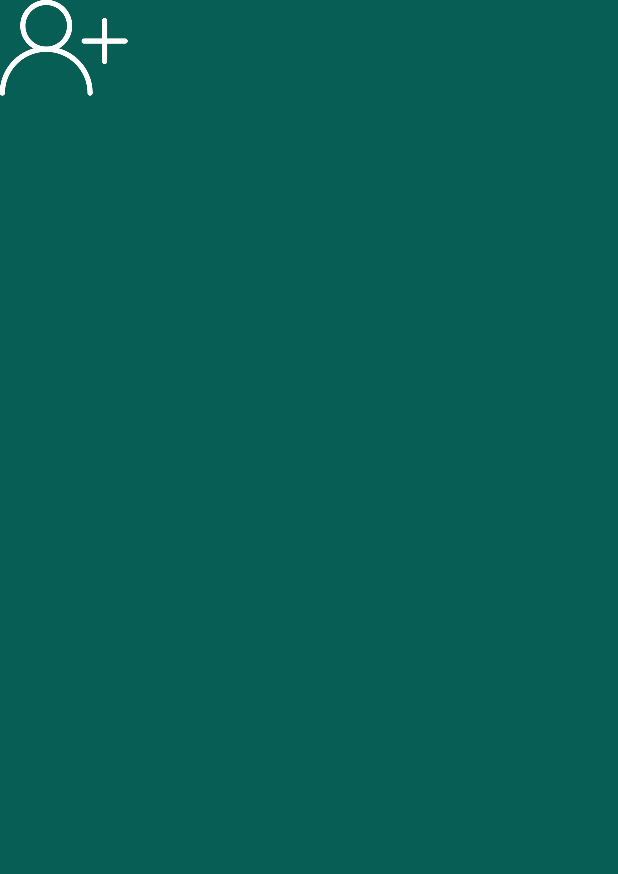
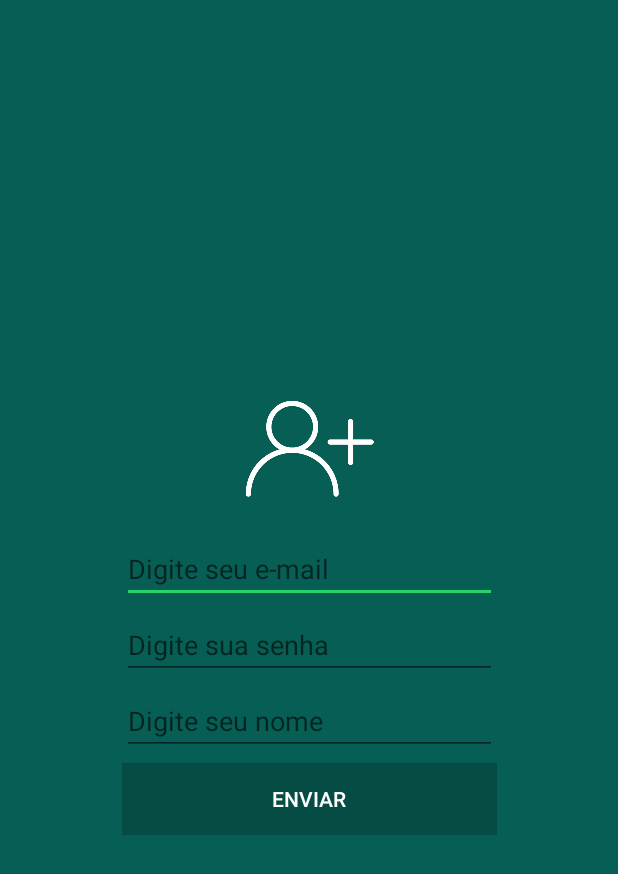
Before and after one commit to clsilv89/BeTheHero, an Android app: the CreateAccountActivity screen opened directly, with no data from a screen before it, on a phone screen of 412 x 824 dp. Before the commit the part shown is almost empty. Shown: the top 874 px of the screen. Run offline under Robolectric (Android 15) with nearby library versions, the phone set to English and light mode, and no system bars.

Commit message:
link da criação de cadastro no login

```diff
--- a/app/src/main/java/com/caiosilva/myapplication/LoginActivity.kt
+++ b/app/src/main/java/com/caiosilva/myapplication/LoginActivity.kt
@@ -1,12 +1,20 @@
 package com.caiosilva.myapplication
 
+import android.content.Intent
 import androidx.appcompat.app.AppCompatActivity
 import android.os.Bundle
+import android.widget.TextView
 
 class LoginActivity : AppCompatActivity() {
 
     override fun onCreate(savedInstanceState: Bundle?) {
         super.onCreate(savedInstanceState)
         setContentView(R.layout.activity_login)
+
+        val createAccount: TextView = findViewById(R.id.login_create_account_tv)
+
+        createAccount.setOnClickListener {
+            startActivity(Intent(this, CreateAccountActivity::class.java))
+        }
     }
 }
--- a/app/src/main/res/layout/activity_create_account.xml
+++ b/app/src/main/res/layout/activity_create_account.xml
@@ -7,8 +7,68 @@
     tools:context=".CreateAccountActivity"
     android:background="@color/colorPrimary">
 
-    <ImageView
+    <androidx.constraintlayout.widget.ConstraintLayout
+        app:layout_constraintLeft_toLeftOf="parent"
+        app:layout_constraintRight_toRightOf="parent"
+        app:layout_constraintTop_toTopOf="parent"
+        app:layout_constraintBottom_toBottomOf="parent"
         android:layout_width="wrap_content"
-        android:layout_height="wrap_content"
-        android:src="@mipmap/usuario"/>
+        android:layout_height="wrap_content">
+
+        <ImageView
+            android:id="@+id/create_account_icon_iv"
+            app:layout_constraintLeft_toLeftOf="parent"
+            app:layout_constraintRight_toRightOf="parent"
+            app:layout_constraintTop_toTopOf="parent"
+            android:layout_width="wrap_content"
+            android:layout_height="wrap_content"
+            android:src="@mipmap/usuario"/>
+
+        <EditText
+            android:id="@+id/create_account_email_et"
+            app:layout_constraintLeft_toLeftOf="@id/create_account_icon_iv"
+            app:layout_constraintRight_toRightOf="@id/create_account_icon_iv"
+            app:layout_constraintTop_toBottomOf="@id/create_account_icon_iv"
+            android:layout_marginTop="25dp"
+            android:inputType="textEmailAddress"
+            android:hint="@string/type_user"
+            android:layout_width="250dp"
+            android:layout_height="wrap_content"/>
+
+        <EditText
+            android:id="@+id/create_account_password_et"
+            app:layout_constraintLeft_toLeftOf="@id/create_account_icon_iv"
+            app:layout_constraintRight_toRightOf="@id/create_account_icon_iv"
+            app:layout_constraintTop_toBottomOf="@id/create_account_email_et"
+            android:layout_marginTop="5dp"
+            android:inputType="textPassword"
+            android:hint="@string/type_password"
+            android:layout_width="250dp"
+            android:layout_height="wrap_content"/>
+
+        <EditText
+            android:id="@+id/create_account_username_et"
+            android:layout_width="250dp"
+            android:layout_height="wrap_content"
+            android:layout_marginTop="5dp"
+            android:hint="@string/type_username"
+            app:layout_constraintLeft_toLeftOf="@id/create_account_icon_iv"
+            app:layout_constraintRight_toRightOf="@id/create_account_icon_iv"
+            app:layout_constraintTop_toBottomOf="@id/create_account_password_et"/>
+
+        <Button
+            android:id="@+id/create_account_send_btn"
+            android:layout_width="0dp"
+            android:layout_height="wrap_content"
+            app:layout_constraintLeft_toLeftOf="@id/create_account_email_et"
+            app:layout_constraintRight_toRightOf="@id/create_account_email_et"
+            app:layout_constraintTop_toBottomOf="@id/create_account_username_et"
+            app:layout_constraintBottom_toBottomOf="parent"
+            android:layout_marginTop="5dp"
+            android:text="@string/send_btn_text"
+            android:textColor="@color/white"
+            android:background="@color/colorPrimaryDark"/>
+
+    </androidx.constraintlayout.widget.ConstraintLayout>
+
 </androidx.constraintlayout.widget.ConstraintLayout>
--- a/app/src/main/res/layout/activity_login.xml
+++ b/app/src/main/res/layout/activity_login.xml
@@ -30,6 +30,7 @@
             app:layout_constraintRight_toRightOf="@id/login_logo_iv"
             app:layout_constraintTop_toBottomOf="@id/login_logo_iv"
             android:layout_marginTop="25dp"
+            android:inputType="textEmailAddress"
             android:textColor="@color/colorAccent"
             android:layout_width="250dp"
             android:layout_height="wrap_content"
@@ -41,6 +42,7 @@
             app:layout_constraintRight_toRightOf="@id/login_logo_iv"
             app:layout_constraintTop_toBottomOf="@id/login_user_et"
             android:layout_marginTop="10dp"
+            android:inputType="textPassword"
             android:textColor="@color/colorAccent"
             android:layout_width="250dp"
             android:layout_height="wrap_content"
--- a/app/src/main/res/values/strings.xml
+++ b/app/src/main/res/values/strings.xml
@@ -2,6 +2,7 @@
     <string name="app_name">CloneWhatsApp</string>
     <string name="type_user">Digite seu e-mail</string>
     <string name="type_password">Digite sua senha</string>
+    <string name="type_username">Digite seu nome</string>
     <string name="send_btn_text">Enviar</string>
     <string name="no_account">Não tem uma conta? Cadastre-se!</string>
 </resources>
```
